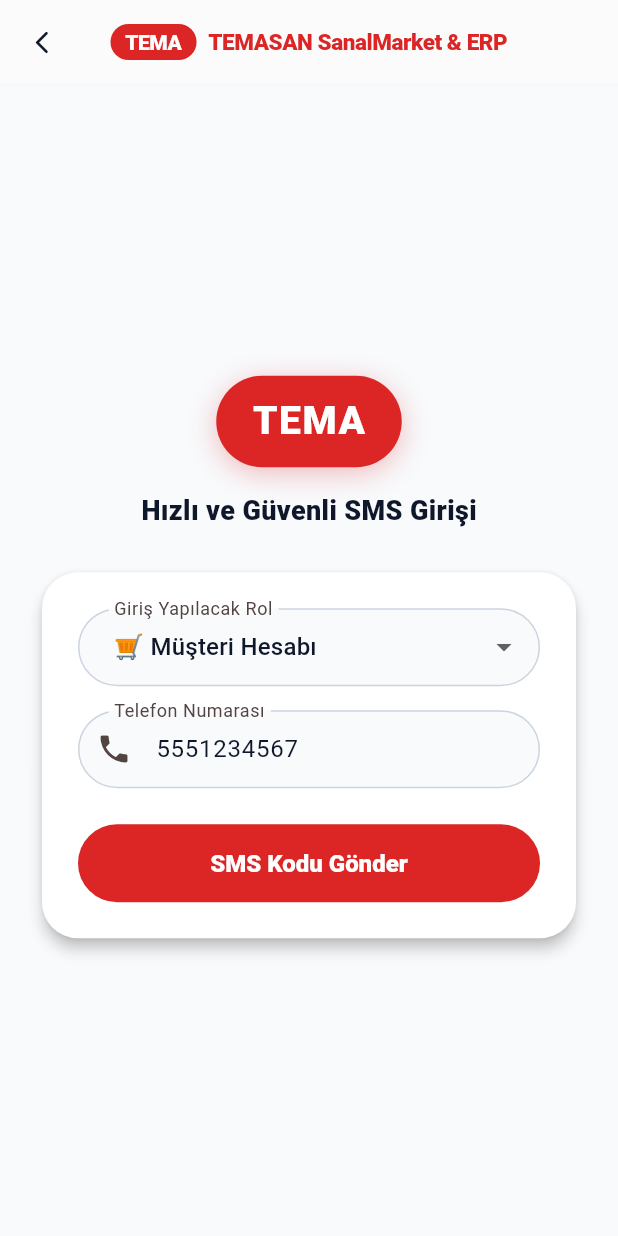
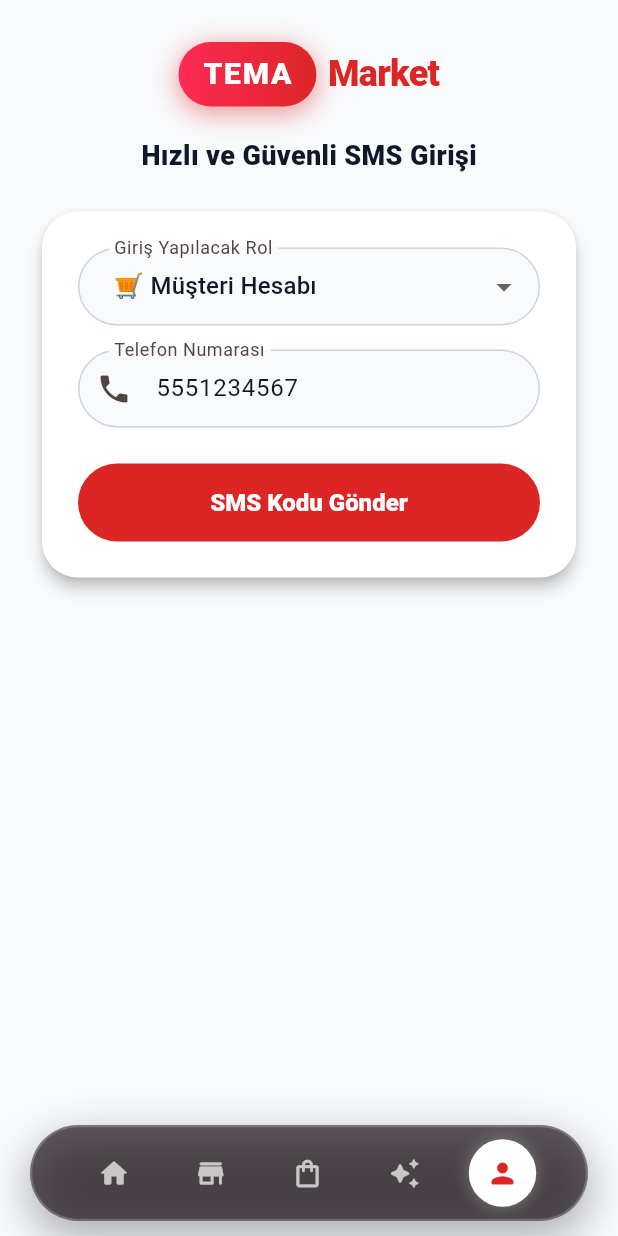
Before and after one commit to reklammk/TemaMarket, a Flutter app: the screen it shows after launch, item 5 of the bottom bar chosen, on a phone screen of 412 x 824 dp. Run offline on Flutter 3.47's test engine with Material 3 defaults, Android fonts, the phone set to English and light mode, and no system bars; our stand-ins replace flutter_map, latlong2, shared_preferences, video_player; network calls fail.

Commit message:
feat: add TEMA Market logo (image 1) and dark floating glassmorphic navbar (image 2) to AuthPage, with OTP verification pop-up bottom sheet modal (build 29)

```diff
--- a/lib/pages/auth_page.dart
+++ b/lib/pages/auth_page.dart
@@ -125,7 +125,7 @@
                   child: Column(
                     mainAxisSize: MainAxisSize.min,
                     children: [
-                      // Tutamaç çizgisi
+                      // Handle Bar
                       Container(
                         width: 40,
                         height: 4,
@@ -234,92 +234,160 @@
     );
   }
 
-  @override
-  Widget build(BuildContext context) {
-    return Scaffold(
-      backgroundColor: const Color(0xFFF8FAFC),
-      // Uygulamanın Ana Ekranındaki Navbar & Logo Tasarımı
-      appBar: AppBar(
-        backgroundColor: Colors.white,
-        elevation: 0.5,
-        centerTitle: true,
-        leading: IconButton(
-          icon: const Icon(Icons.arrow_back_ios_new_rounded,
-              size: 18, color: Color(0xFF0F172A)),
-          onPressed: () {
+  void _onNavTap(int index) {
+    if (index == 0 || index == 1 || index == 2 || index == 3) {
       if (widget.onClose != null) {
         widget.onClose!();
       } else if (Navigator.canPop(context)) {
         Navigator.pop(context);
       }
-          },
+    }
+  }
+
+  Widget _buildFloatingNavbar(BuildContext context) {
+    final List<Map<String, dynamic>> navItems = [
+      {'id': 0, 'icon': Icons.home_rounded, 'label': 'Ana Sayfa'},
+      {'id': 1, 'icon': Icons.store_rounded, 'label': 'Şubeler'},
+      {'id': 2, 'icon': Icons.shopping_bag_outlined, 'label': 'Sepetim'},
+      {'id': 3, 'icon': Icons.auto_awesome_rounded, 'label': 'Sizin İçin'},
+      {'id': 4, 'icon': Icons.person_rounded, 'label': 'Hesabım'},
+    ];
+
+    return SafeArea(
+      child: Container(
+        margin: const EdgeInsets.symmetric(horizontal: 20, vertical: 10),
+        padding: const EdgeInsets.symmetric(horizontal: 12, vertical: 8),
+        height: 64,
+        decoration: BoxDecoration(
+          color: const Color(0xAA140A10),
+          borderRadius: BorderRadius.circular(100),
+          boxShadow: [
+            BoxShadow(
+              color: Colors.black.withValues(alpha: 0.3),
+              blurRadius: 24,
+              spreadRadius: 2,
+              offset: const Offset(0, 10),
             ),
-        title: Row(
-          mainAxisSize: MainAxisSize.min,
+          ],
+          border:
+              Border.all(color: Colors.white.withValues(alpha: 0.2), width: 1.5),
+        ),
+        child: Row(
+          mainAxisAlignment: MainAxisAlignment.spaceEvenly,
+          children: navItems.map((item) {
+            final int id = item['id'] as int;
+            final bool isSelected = id == 4; // Hesabım sayfasındayız
+            final IconData icon = item['icon'] as IconData;
+
+            if (isSelected) {
+              return GestureDetector(
+                onTap: () => _onNavTap(id),
+                child: Container(
+                  width: 46,
+                  height: 46,
+                  decoration: const BoxDecoration(
+                    color: Colors.white,
+                    shape: BoxShape.circle,
+                    boxShadow: [
+                      BoxShadow(
+                        color: Colors.white24,
+                        blurRadius: 8,
+                        spreadRadius: 1,
+                      ),
+                    ],
+                  ),
+                  child: Center(
+                    child: Icon(
+                      icon,
+                      color: const Color(0xFFDC2626),
+                      size: 22,
+                    ),
+                  ),
+                ),
+              );
+            }
+
+            return GestureDetector(
+              onTap: () => _onNavTap(id),
+              child: SizedBox(
+                width: 44,
+                height: 44,
+                child: Center(
+                  child: Icon(
+                    icon,
+                    color: Colors.white70,
+                    size: 22,
+                  ),
+                ),
+              ),
+            );
+          }).toList(),
+        ),
+      ),
+    );
+  }
+
+  @override
+  Widget build(BuildContext context) {
+    return Scaffold(
+      backgroundColor: const Color(0xFFF8FAFC),
+      bottomNavigationBar: _buildFloatingNavbar(context),
+      body: SafeArea(
+        child: SingleChildScrollView(
+          padding: const EdgeInsets.symmetric(horizontal: 24.0, vertical: 16.0),
+          child: Column(
+            children: [
+              const SizedBox(height: 12),
+              // Görsel 1: TEMA Capsule Glow Badge + Red Market Text Logo
+              Row(
+                mainAxisAlignment: MainAxisAlignment.center,
                 children: [
                   Container(
-              padding: const EdgeInsets.symmetric(horizontal: 10, vertical: 4),
+                    padding: const EdgeInsets.symmetric(
+                        horizontal: 16, vertical: 7),
                     decoration: BoxDecoration(
-                color: const Color(0xFFDC2626),
+                      gradient: const LinearGradient(
+                        colors: [Color(0xFFFF2A55), Color(0xFFDC2626)],
+                      ),
                       borderRadius: BorderRadius.circular(100),
+                      boxShadow: [
+                        BoxShadow(
+                          color: const Color(0xFFDC2626).withValues(alpha: 0.45),
+                          blurRadius: 14,
+                          spreadRadius: 1,
+                          offset: const Offset(0, 4),
+                        ),
+                      ],
                     ),
                     child: const Text(
                       'TEMA',
                       style: TextStyle(
                         color: Colors.white,
                         fontWeight: FontWeight.w900,
-                  fontSize: 14,
+                        fontSize: 20,
+                        letterSpacing: 1.2,
                       ),
                     ),
                   ),
                   const SizedBox(width: 8),
                   const Text(
-              'TEMASAN SanalMarket & ERP',
+                    'Market',
                     style: TextStyle(
+                      color: Color(0xFFDC2626),
                       fontWeight: FontWeight.w900,
-                fontSize: 15,
-                color: Color(0xFFDC2626),
-                letterSpacing: -0.3,
+                      fontSize: 24,
+                      letterSpacing: -0.5,
                     ),
                   ),
                 ],
               ),
-      ),
-      body: Center(
-        child: SingleChildScrollView(
-          padding: const EdgeInsets.all(24.0),
-          child: Column(
-            mainAxisAlignment: MainAxisAlignment.center,
-            children: [
-              // Logo
-              Container(
-                padding:
-                    const EdgeInsets.symmetric(horizontal: 24, vertical: 12),
-                decoration: BoxDecoration(
-                  color: const Color(0xFFDC2626),
-                  borderRadius: BorderRadius.circular(100),
-                  boxShadow: [
-                    BoxShadow(
-                      color: const Color(0xFFDC2626).withValues(alpha: 0.3),
-                      blurRadius: 16,
-                      offset: const Offset(0, 4),
-                    ),
-                  ],
-                ),
-                child: const Text('TEMA',
-                    style: TextStyle(
-                        color: Colors.white,
-                        fontWeight: FontWeight.w900,
-                        fontSize: 26,
-                        letterSpacing: 1)),
-              ),
-              const SizedBox(height: 16),
+              const SizedBox(height: 20),
               const Text('Hızlı ve Güvenli SMS Girişi',
                   style: TextStyle(
                       fontSize: 18,
                       fontWeight: FontWeight.w800,
                       color: Color(0xFF0F172A))),
-              const SizedBox(height: 24),
+              const SizedBox(height: 20),
               Card(
                 shape: RoundedRectangleBorder(
                     borderRadius: BorderRadius.circular(24)),
--- a/pubspec.yaml
+++ b/pubspec.yaml
@@ -1,7 +1,7 @@
 name: tema_market
 description: "TEMA Market Mobil Uygulaması"
 publish_to: 'none'
-version: 1.0.0+28
+version: 1.0.0+29
 
 environment:
   sdk: '>=3.0.0 <4.0.0'
```
Lines whose indentation alone changed are shown as unchanged.
